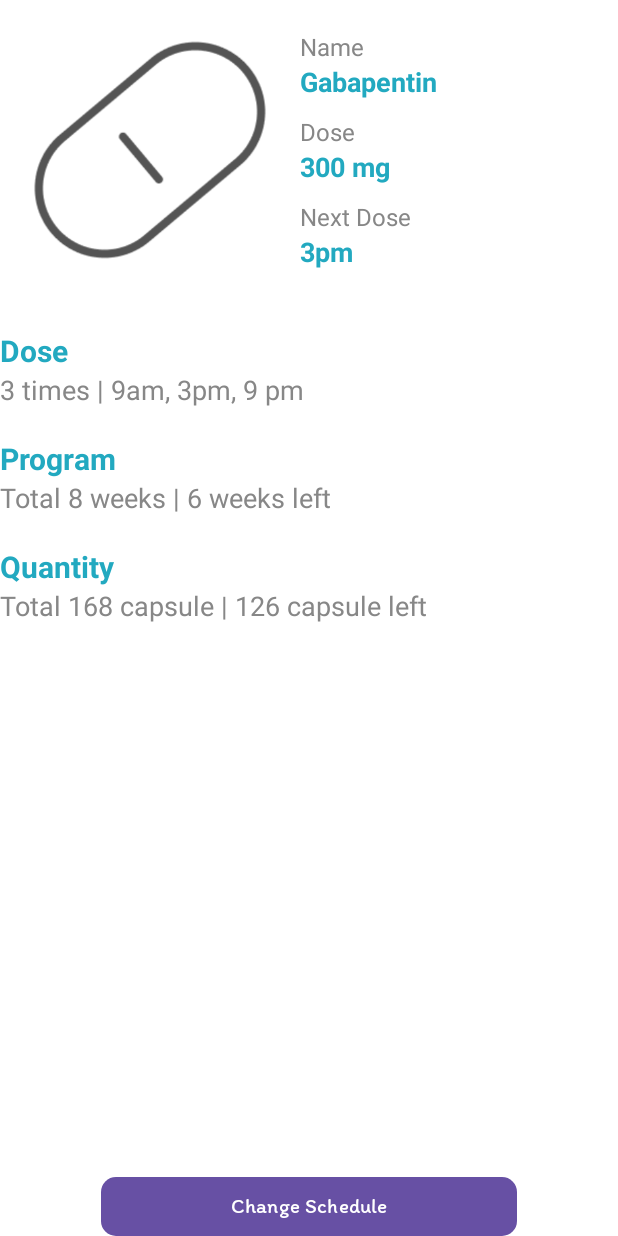
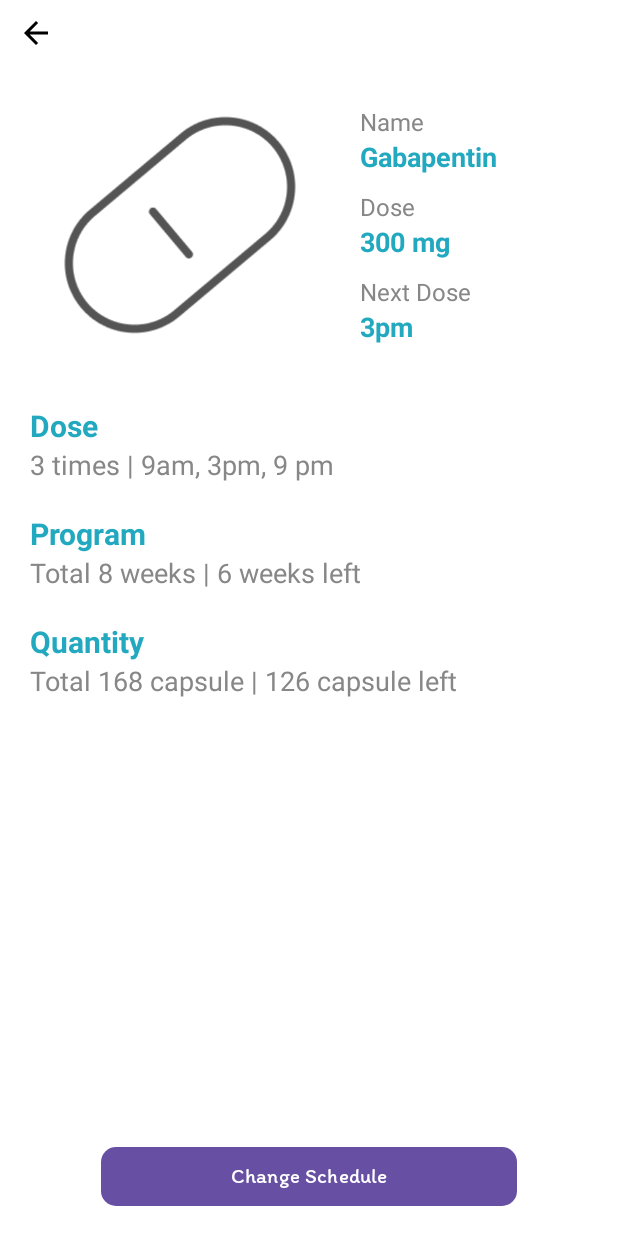
Before and after one commit to cristineXenna/Medechine-Reminder, an Android app: the layout activity_detail.xml on its own in the app's theme, with its tools: preview values and no code run, on a phone screen of 412 x 824 dp. Run offline under Robolectric (Android 15) with nearby library versions, the phone set to English and light mode, and no system bars.

Commit message:
Edit Detail activity and main

```diff
--- a/app/src/main/AndroidManifest.xml
+++ b/app/src/main/AndroidManifest.xml
@@ -18,6 +18,9 @@
             android:name=".DetailActivity"
             android:exported="false" />
         <activity
+            android:name=".DetailActivity"
+            android:exported="false" />
+        <activity
             android:name=".MainActivity"
             android:exported="true">
             <intent-filter>
--- a/app/src/main/java/com/example/mreminder/MainActivity.kt
+++ b/app/src/main/java/com/example/mreminder/MainActivity.kt
@@ -19,7 +19,6 @@ class MainActivity : AppCompatActivity(), Imedicine {
 
     lateinit var medicineListener: Imedicine
     lateinit var recycleItem: RecyclerView
-    lateinit var detail: RelativeLayout
 
     override fun onCreate(savedInstanceState: Bundle?) {
         super.onCreate(savedInstanceState)
--- a/app/src/main/res/layout/activity_detail.xml
+++ b/app/src/main/res/layout/activity_detail.xml
@@ -4,21 +4,34 @@
     xmlns:tools="http://schemas.android.com/tools"
     android:layout_width="match_parent"
     android:layout_height="match_parent"
-    tools:context=".DetailActivity1"
+    tools:context=".DetailActivity"
     android:background="@color/white">
 
+    <ImageButton
+        android:layout_width="wrap_content"
+        android:layout_height="wrap_content"
+        android:backgroundTint="@color/white"
+        android:id="@+id/back_button"
+        android:src="@drawable/ic_back"/>
+
+    <RelativeLayout
+        android:layout_width="match_parent"
+        android:layout_height="match_parent"
+        android:padding="20dp">
         <LinearLayout
             android:layout_width="match_parent"
             android:layout_height="wrap_content"
             android:orientation="horizontal"
             android:id="@+id/layout1"
-        android:gravity="center">
+            android:gravity="center"
+            android:layout_marginTop="30dp">
 
             <ImageView
                 android:layout_width="200dp"
                 android:layout_height="200dp"
                 android:id="@+id/detail_image"
-            android:src="@drawable/img"/>
+                android:src="@drawable/img"
+                android:layout_marginRight="20dp"/>
 
             <LinearLayout
                 android:layout_width="match_parent"
@@ -168,5 +181,8 @@
             android:text="Change Schedule"
             android:background="@drawable/button_background"
             android:fontFamily="@font/itim_regular"/>
+    </RelativeLayout>
+
+
 
 </RelativeLayout>
--- a/app/src/main/res/layout/activity_main.xml
+++ b/app/src/main/res/layout/activity_main.xml
@@ -1,6 +1,5 @@
 <?xml version="1.0" encoding="utf-8"?>
 <RelativeLayout xmlns:android="http://schemas.android.com/apk/res/android"
-    xmlns:app="http://schemas.android.com/apk/res-auto"
     xmlns:tools="http://schemas.android.com/tools"
     android:layout_width="match_parent"
     android:layout_height="match_parent"
--- a/app/src/main/res/values/strings.xml
+++ b/app/src/main/res/values/strings.xml
@@ -1,3 +1,4 @@
 <resources>
     <string name="app_name">MReminder</string>
+    <string name="update_now">Let\'s Update now</string>
 </resources>
```
Also changed, not shown: app/src/main/java/com/example/mreminder/DetailActivity.kt (+72 -2 lines). Lines whose indentation alone changed are shown as unchanged.
